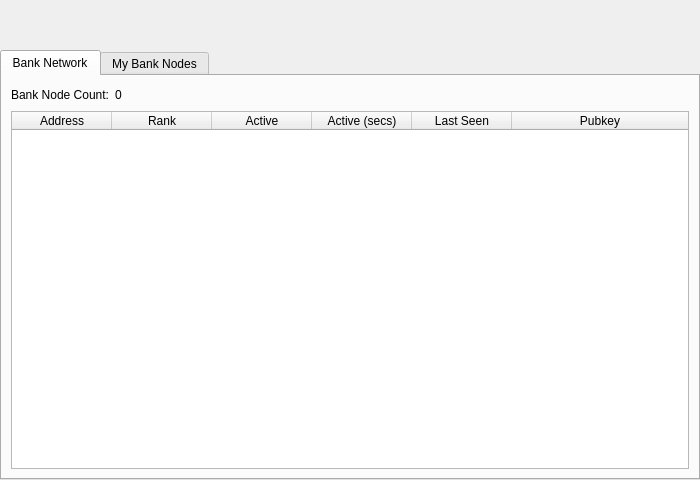
Old version of the form src/qt/forms/banknodemanager.ui in the repository thelonecrouton/bitcredit.
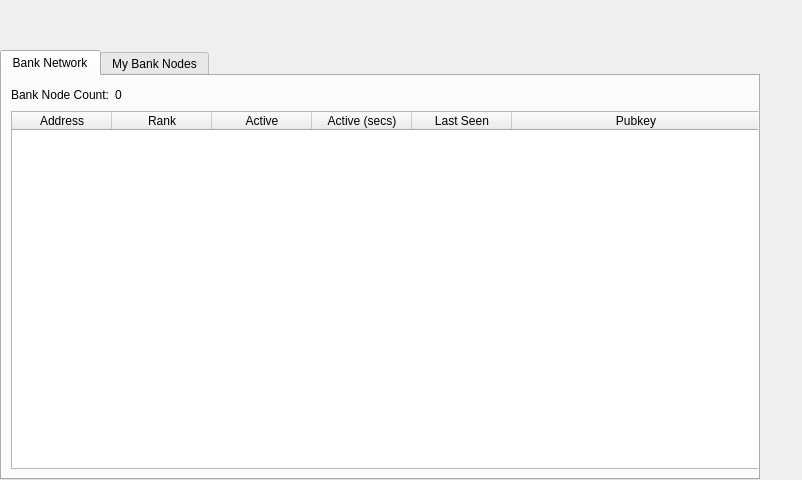
New version of the form.

Commit message: banknodemanager page working

```diff
--- a/src/qt/forms/banknodemanager.ui
+++ b/src/qt/forms/banknodemanager.ui
@@ -6,13 +6,25 @@
    <rect>
     <x>0</x>
     <y>0</y>
-    <width>700</width>
+    <width>802</width>
     <height>480</height>
    </rect>
   </property>
+  <property name="sizePolicy">
+   <sizepolicy hsizetype="Fixed" vsizetype="Fixed">
+    <horstretch>0</horstretch>
+    <verstretch>0</verstretch>
+   </sizepolicy>
+  </property>
+  <property name="minimumSize">
+   <size>
+    <width>750</width>
+    <height>0</height>
+   </size>
+  </property>
   <property name="maximumSize">
    <size>
-    <width>700</width>
+    <width>802</width>
     <height>480</height>
    </size>
   </property>
@@ -30,15 +42,21 @@
      </property>
      <item>
       <widget class="QFrame" name="verticalFrame">
+       <property name="sizePolicy">
+        <sizepolicy hsizetype="Expanding" vsizetype="Preferred">
+         <horstretch>0</horstretch>
+         <verstretch>0</verstretch>
+        </sizepolicy>
+       </property>
        <property name="minimumSize">
         <size>
-         <width>0</width>
+         <width>750</width>
          <height>44</height>
         </size>
        </property>
        <property name="maximumSize">
         <size>
-         <width>700</width>
+         <width>750</width>
          <height>44</height>
         </size>
        </property>
@@ -50,6 +68,18 @@
      </item>
      <item>
       <widget class="QTabWidget" name="tabWidget">
+       <property name="minimumSize">
+        <size>
+         <width>760</width>
+         <height>0</height>
+        </size>
+       </property>
+       <property name="maximumSize">
+        <size>
+         <width>760</width>
+         <height>16777215</height>
+        </size>
+       </property>
        <property name="currentIndex">
         <number>0</number>
        </property>
@@ -60,6 +90,18 @@
         <layout class="QGridLayout" name="gridLayout">
          <item row="1" column="0">
           <widget class="QTableWidget" name="tableWidget">
+           <property name="minimumSize">
+            <size>
+             <width>750</width>
+             <height>0</height>
+            </size>
+           </property>
+           <property name="maximumSize">
+            <size>
+             <width>750</width>
+             <height>16777215</height>
+            </size>
+           </property>
            <property name="editTriggers">
             <set>QAbstractItemView::NoEditTriggers</set>
            </property>
```
The commit also changes 3 other files.
